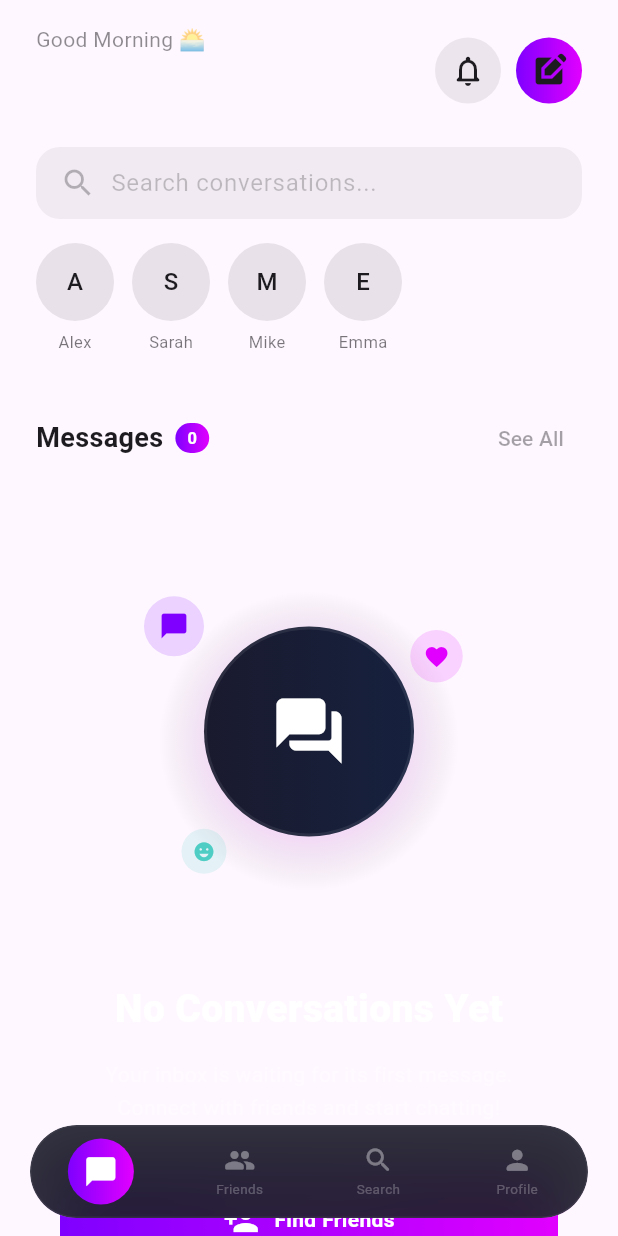
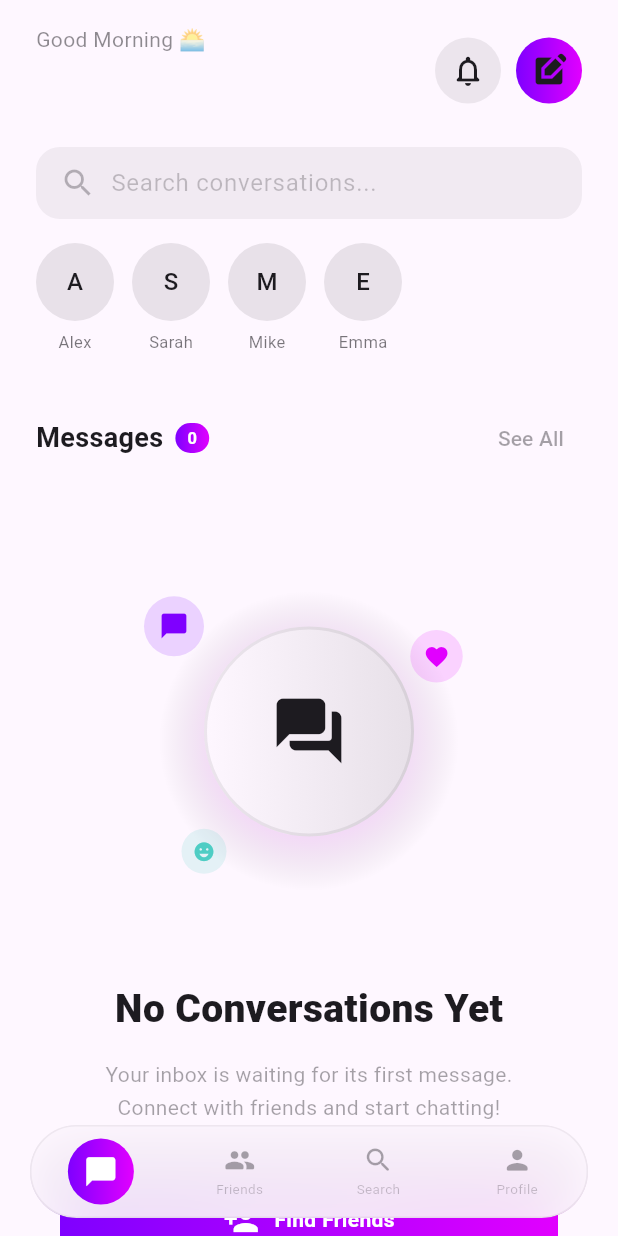
Before and after one commit to Devanshu-Joshi/flutter-chat-application, a Flutter app: the screen it shows once a user with an empty profile is signed in, on a phone screen of 412 x 824 dp. Run offline on Flutter 3.47's test engine with Material 3 defaults, Android fonts, the phone set to English and light mode, and no system bars; our stand-ins replace cloud_firestore, firebase_auth, firebase_core, shared_preferences; accounts and stored records are empty.

Commit message:
refactor: Replace hardcoded colors with theme colors
This commit refactors several widgets to use `Theme.of(context).colorScheme` instead of hardcoded color values. This improves the app's adaptability to different themes and enhances maintainability.

- **`chat_tile.dart`**:
    - Updates background color, text colors, and border colors to use `colorScheme.onSurface`, `colorScheme.surface`, and `colorScheme.onPrimary`.
    - Modifies text styles for read/unread states to derive colors from the theme.
    - Changes the online status indicator's border to use `colorScheme.surface`.

- **`empty_chat_state.dart`**:
    - Replaces hardcoded background gradients, icon colors, and text colors with theme-based equivalents like `colorScheme.surface`, `colorScheme.surfaceContainerHighest`, and `colorScheme.onSurface`.

- **`glass_bottom_nav.dart`**:
    - Updates the background color, border, and shadow of the navigation bar to use the theme's `surface` and `shadow` colors.
    - Adjusts icon and label colors for active and inactive states to be based on `colorScheme.onSurface`.

```diff
--- a/lib/widgets/empty_chat_state.dart
+++ b/lib/widgets/empty_chat_state.dart
@@ -151,25 +151,31 @@ class _EmptyChatStateState extends State<EmptyChatState>
       height: 140,
       decoration: BoxDecoration(
         shape: BoxShape.circle,
-        gradient: const LinearGradient(
-          colors: [Color(0xFF1A1A2E), Color(0xFF16213E)],
+        gradient: LinearGradient(
+          colors: [
+            Theme.of(context).colorScheme.surface,
+            Theme.of(context).colorScheme.surfaceContainerHighest,
+          ],
         ),
         border: Border.all(
-          color: Colors.white.withValues(alpha: 0.08),
+          color: Theme.of(context)
+    .colorScheme
+    .onSurface
+    .withValues(alpha: 0.08),
           width: 2,
         ),
       ),
-      child: const Icon(Icons.forum_rounded, color: Colors.white, size: 52),
+      child: Icon(Icons.forum_rounded, color: Theme.of(context).colorScheme.onSurface, size: 52),
     );
   }
 
   Widget _title() {
-    return const Text(
+    return Text(
       'No Conversations Yet',
       style: TextStyle(
         fontSize: 26,
         fontWeight: FontWeight.w800,
-        color: Colors.white,
+        color: Theme.of(context).colorScheme.onSurface,
       ),
     );
   }
@@ -181,7 +187,10 @@ class _EmptyChatStateState extends State<EmptyChatState>
         'Your inbox is waiting for its first message.\nConnect with friends and start chatting!',
         textAlign: TextAlign.center,
         style: TextStyle(
-          color: Colors.white.withValues(alpha: 0.4),
+          color: Theme.of(context)
+    .colorScheme
+    .onSurface
+    .withValues(alpha: 0.4),
           height: 1.6,
         ),
       ),
@@ -235,17 +244,26 @@ class _EmptyChatStateState extends State<EmptyChatState>
       height: 52,
       width: double.infinity,
       decoration: BoxDecoration(
-        color: Colors.white.withValues(alpha: 0.06),
+        color: Theme.of(context)
+    .colorScheme
+    .onSurface
+    .withValues(alpha: 0.06),
         borderRadius: BorderRadius.circular(16),
       ),
       child: Row(
         mainAxisAlignment: MainAxisAlignment.center,
         children: [
-          Icon(icon, color: Colors.white60),
+          Icon(icon, color: Theme.of(context)
+    .colorScheme
+    .onSurface
+    .withValues(alpha: 0.6)),
           const SizedBox(width: 10),
           Text(
             text,
-            style: TextStyle(color: Colors.white.withValues(alpha: 0.7)),
+            style: TextStyle(color: Theme.of(context)
+    .colorScheme
+    .onSurface
+    .withValues(alpha: 0.7)),
           ),
         ],
       ),
@@ -258,11 +276,17 @@ class _EmptyChatStateState extends State<EmptyChatState>
       padding: const EdgeInsets.all(18),
       decoration: BoxDecoration(
         borderRadius: BorderRadius.circular(20),
-        color: Colors.white.withValues(alpha: 0.05),
+        color: Theme.of(context)
+    .colorScheme
+    .onSurface
+    .withValues(alpha: 0.05),
       ),
-      child: const Text(
+      child: Text(
         "💡 Share your profile link to connect instantly!",
-        style: TextStyle(color: Colors.white70),
+        style: TextStyle(color: Theme.of(context)
+    .colorScheme
+    .onSurface
+    .withValues(alpha: 0.7)),
       ),
     );
   }
--- a/lib/widgets/glass_bottom_nav.dart
+++ b/lib/widgets/glass_bottom_nav.dart
@@ -29,12 +29,21 @@ class GlassBottomNavBar extends StatelessWidget {
           child: Container(
             height: 62,
             decoration: BoxDecoration(
-              color: const Color(0xFF1E1E2C).withValues(alpha: 0.9),
+              color: Theme.of(context)
+    .colorScheme
+    .surface
+    .withValues(alpha: 0.9),
               borderRadius: BorderRadius.circular(40),
-              border: Border.all(color: Colors.white.withValues(alpha: 0.06)),
+              border: Border.all(color: Theme.of(context)
+    .colorScheme
+    .onSurface
+    .withValues(alpha: 0.06)),
               boxShadow: [
                 BoxShadow(
-                  color: Colors.black.withValues(alpha: 0.3),
+                  color: Theme.of(context)
+    .colorScheme
+    .shadow
+    .withValues(alpha: 0.3),
                   blurRadius: 20,
                   offset: const Offset(0, 5),
                 ),
@@ -87,7 +96,10 @@ class GlassBottomNavBar extends StatelessWidget {
                                     size: 21,
                                     color: isActive
                                         ? Colors.white
-                                        : Colors.white38,
+                                        : Theme.of(context)
+    .colorScheme
+    .onSurface
+    .withValues(alpha: 0.38),
                                   ),
                                 ),
                                 if (!isActive) ...[
@@ -96,9 +108,10 @@ class GlassBottomNavBar extends StatelessWidget {
                                     items[index].label,
                                     style: TextStyle(
                                       fontSize: 9,
-                                      color: Colors.white.withValues(
-                                        alpha: 0.25,
-                                      ),
+                                      color: Theme.of(context)
+                                          .colorScheme
+                                          .onSurface
+                                          .withValues(alpha: 0.25),
                                     ),
                                   ),
                                 ],
```
Also changed, not shown: lib/widgets/chat_tile.dart (+30 -10 lines).
